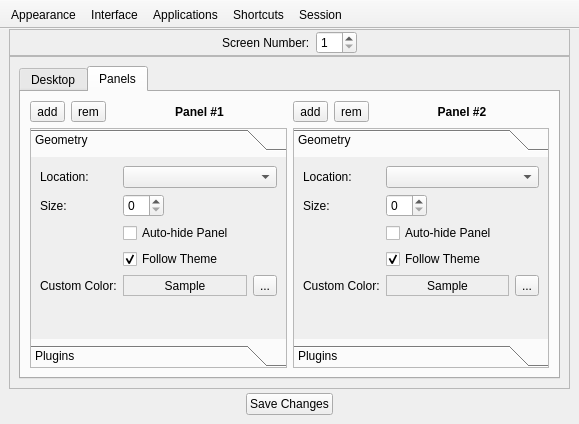
This is lumina-config/mainUI.ui in lumina-desktop/lumina as Qt 5 draws it before an edit. The edited form follows.
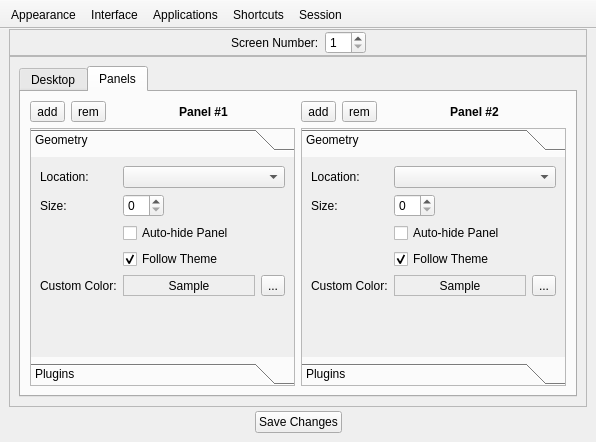
This is the edited form. The open tabs and pages were chosen to show the change.

Commit message: Fix some panel interactions. 1) Found/fixed a bug with a panel mis-reporting which number it was. 2) Clean up the panel interface management in lumina-config.

What changed in the file:
```diff
--- a/lumina-config/mainUI.ui
+++ b/lumina-config/mainUI.ui
@@ -9,8 +9,8 @@
    <rect>
     <x>0</x>
     <y>0</y>
-    <width>579</width>
-    <height>424</height>
+    <width>596</width>
+    <height>442</height>
    </rect>
   </property>
   <property name="windowTitle">
@@ -536,7 +536,7 @@
            <attribute name="title">
             <string>Panels</string>
            </attribute>
-           <layout class="QGridLayout" name="gridLayout_panels">
+           <layout class="QGridLayout" name="gridLayout_panels" rowstretch="0,1" columnstretch="0,0">
             <item row="0" column="1">
              <layout class="QHBoxLayout" name="horizontalLayout_9">
               <item>
@@ -602,8 +602,8 @@
                 <rect>
                  <x>0</x>
                  <y>0</y>
-                 <width>233</width>
-                 <height>150</height>
+                 <width>263</width>
+                 <height>178</height>
                 </rect>
                </property>
                <attribute name="label">
@@ -799,8 +799,8 @@
                 <rect>
                  <x>0</x>
                  <y>0</y>
-                 <width>233</width>
-                 <height>150</height>
+                 <width>263</width>
+                 <height>178</height>
                 </rect>
                </property>
                <attribute name="label">
```
Left out of the diff: 10 changed lines with no effect on the pictures. The commit also changes 4 other files.
